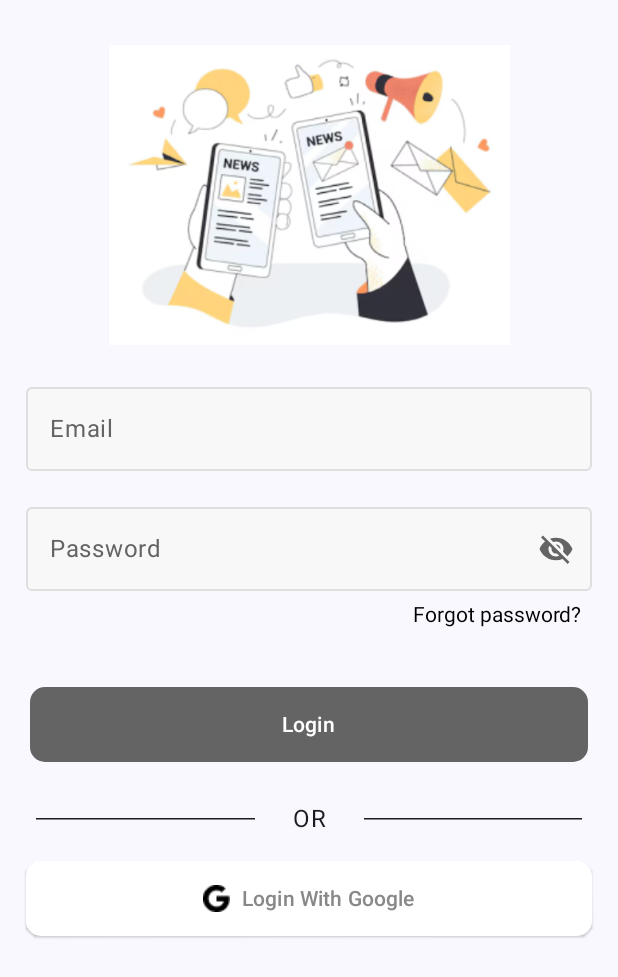
After one commit to winnicode-2024-horizon/android, an Android app built with Jetpack Compose: the composable LoginScreen shown on its own in the app's theme, on a phone screen of 412 x 824 dp. The commit adds this screen. Shown: the top 977 px of the screen. Run offline under Robolectric (Android 15) with nearby library versions, the phone set to English and light mode, and no system bars.

Commit message:
Login Screen

```diff
--- a/app/src/main/java/id/winnicode/horizon/MainActivity.kt
+++ b/app/src/main/java/id/winnicode/horizon/MainActivity.kt
@@ -6,10 +6,10 @@ import androidx.activity.compose.setContent
 import androidx.compose.foundation.layout.fillMaxSize
 import androidx.compose.material3.MaterialTheme
 import androidx.compose.material3.Surface
-import androidx.compose.material3.Text
 import androidx.compose.runtime.Composable
 import androidx.compose.ui.Modifier
 import androidx.compose.ui.tooling.preview.Preview
+import id.winnicode.horizon.ui.screen.login.LoginScreen
 import id.winnicode.horizon.ui.theme.HorizonTheme
 
 class MainActivity : ComponentActivity() {
@@ -22,25 +22,9 @@ class MainActivity : ComponentActivity() {
                     modifier = Modifier.fillMaxSize(),
                     color = MaterialTheme.colorScheme.background
                 ) {
-                    Greeting("Android")
+
                 }
             }
         }
     }
 }
-
-@Composable
-fun Greeting(name: String, modifier: Modifier = Modifier) {
-    Text(
-        text = "Hello $name!",
-        modifier = modifier
-    )
-}
-
-@Preview(showBackground = true)
-@Composable
-fun GreetingPreview() {
-    HorizonTheme {
-        Greeting("Android")
-    }
-}
--- /dev/null
+++ b/app/src/main/java/id/winnicode/horizon/ui/screen/login/LoginScreen.kt
@@ -0,0 +1,307 @@
+package id.winnicode.horizon.ui.screen.login
+
+import android.util.Patterns
+import androidx.compose.foundation.Image
+import androidx.compose.foundation.layout.Arrangement
+import androidx.compose.foundation.layout.Box
+import androidx.compose.foundation.layout.Column
+import androidx.compose.foundation.layout.Row
+import androidx.compose.foundation.layout.Spacer
+import androidx.compose.foundation.layout.fillMaxWidth
+import androidx.compose.foundation.layout.height
+import androidx.compose.foundation.layout.padding
+import androidx.compose.foundation.layout.size
+import androidx.compose.foundation.layout.width
+import androidx.compose.foundation.layout.wrapContentHeight
+import androidx.compose.foundation.layout.wrapContentWidth
+import androidx.compose.foundation.rememberScrollState
+import androidx.compose.foundation.shape.RoundedCornerShape
+import androidx.compose.foundation.text.ClickableText
+import androidx.compose.foundation.text.KeyboardOptions
+import androidx.compose.foundation.verticalScroll
+import androidx.compose.material.icons.Icons
+import androidx.compose.material.icons.filled.Visibility
+import androidx.compose.material.icons.filled.VisibilityOff
+import androidx.compose.material3.AlertDialogDefaults
+import androidx.compose.material3.BasicAlertDialog
+import androidx.compose.material3.Button
+import androidx.compose.material3.ButtonColors
+import androidx.compose.material3.ButtonDefaults
+import androidx.compose.material3.ElevatedButton
+import androidx.compose.material3.ExperimentalMaterial3Api
+import androidx.compose.material3.HorizontalDivider
+import androidx.compose.material3.Icon
+import androidx.compose.material3.IconButton
+import androidx.compose.material3.MaterialTheme
+import androidx.compose.material3.OutlinedTextField
+import androidx.compose.material3.OutlinedTextFieldDefaults
+import androidx.compose.material3.Surface
+import androidx.compose.material3.Text
+import androidx.compose.material3.TextButton
+import androidx.compose.material3.TextFieldColors
+import androidx.compose.runtime.Composable
+import androidx.compose.runtime.MutableState
+import androidx.compose.runtime.getValue
+import androidx.compose.runtime.mutableStateOf
+import androidx.compose.runtime.remember
+import androidx.compose.runtime.saveable.rememberSaveable
+import androidx.compose.runtime.setValue
+import androidx.compose.ui.Alignment
+import androidx.compose.ui.Modifier
+import androidx.compose.ui.graphics.Color
+import androidx.compose.ui.layout.ContentScale
+import androidx.compose.ui.res.painterResource
+import androidx.compose.ui.text.AnnotatedString
+import androidx.compose.ui.text.TextStyle
+import androidx.compose.ui.text.font.FontFamily
+import androidx.compose.ui.text.input.KeyboardType
+import androidx.compose.ui.text.input.PasswordVisualTransformation
+import androidx.compose.ui.text.input.VisualTransformation
+import androidx.compose.ui.text.style.TextAlign
+import androidx.compose.ui.tooling.preview.Preview
+import androidx.compose.ui.unit.dp
+import androidx.compose.ui.unit.sp
+import id.winnicode.horizon.R
+import id.winnicode.horizon.ui.theme.Black
+import id.winnicode.horizon.ui.theme.GreyDark
+import id.winnicode.horizon.ui.theme.GreyLight
+import id.winnicode.horizon.ui.theme.GreyLowDark
+import id.winnicode.horizon.ui.theme.HorizonTheme
+
+
+
+@OptIn(ExperimentalMaterial3Api::class)
+@Composable
+fun LoginScreen (
+    modifier: Modifier = Modifier,
+){
+    val email = rememberSaveable { mutableStateOf("") }
+    val password = rememberSaveable { mutableStateOf("") }
+    val emailIsError = rememberSaveable{ mutableStateOf(true) }
+    val passwordIsError = rememberSaveable { mutableStateOf(true) }
+    val loginDialog = remember { mutableStateOf(false) }
+
+    if (loginDialog.value){
+            BasicAlertDialog(
+                onDismissRequest = {  }
+            ) {
+                Surface(
+                    modifier = modifier
+                        .wrapContentWidth()
+                        .wrapContentHeight(),
+                    shape = MaterialTheme.shapes.large,
+                    tonalElevation = AlertDialogDefaults.TonalElevation
+                ) {
+                    Column(modifier = Modifier.padding(16.dp)) {
+                        Text(
+                            text = "Anda Berhasil Login dengan email ${email.value}. " +
+                                    "Meyiapkan berita untuk Anda....",
+                        )
+                        Spacer(modifier = modifier.height(24.dp))
+                        TextButton(
+                            onClick = { loginDialog.value = false },
+                            modifier = modifier.align(Alignment.End)
+                        ) {
+                            Text("Lanjut", color = Black)
+                        }
+                    }
+                }
+            }
+    }
+
+    LoginContent(
+        email = email,
+        password = password,
+        passwordIsError = passwordIsError,
+        emailIsError = emailIsError,
+        loginDialog = loginDialog,
+    )
+}
+
+@Composable
+fun LoginContent(
+    modifier: Modifier = Modifier,
+    email: MutableState<String>,
+    password : MutableState<String>,
+    emailIsError: MutableState<Boolean>,
+    passwordIsError: MutableState<Boolean>,
+    loginDialog: MutableState<Boolean>
+){
+
+    val scrollState = rememberScrollState()
+
+    Column(
+        modifier = modifier
+            .verticalScroll(scrollState),
+        verticalArrangement = Arrangement.Center,
+        horizontalAlignment = Alignment.CenterHorizontally
+    ) {
+
+        var passwordVisible by rememberSaveable { mutableStateOf(false) }
+        val emailPattern = email.value.isNotEmpty() &&
+                Patterns.EMAIL_ADDRESS.matcher(email.value).matches()
+        val passwordPattern = password.value.length > 7
+
+        Spacer(modifier = modifier.height(30.dp))
+
+        Image(
+            painter = painterResource(id = R.drawable.login),
+            contentDescription = "Login",
+            contentScale = ContentScale.Fit,
+            modifier = modifier
+                .fillMaxWidth()
+                .height(200.dp)
+        )
+
+        Spacer(modifier = modifier.height(20.dp))
+        OutlinedTextField(
+            label = { Text(text = "Email") },
+            value = email.value,
+            colors = outlinedTextFieldColors,
+            onValueChange = {
+                email.value = it
+                emailIsError.value = emailPattern },
+            isError = !emailIsError.value,
+            maxLines = 1,
+            modifier = modifier
+                .width(377.dp)
+        )
+
+        Spacer(modifier = modifier.height(16.dp))
+        OutlinedTextField(
+            label = { Text(text = "Password") },
+            value = password.value,
+            colors = outlinedTextFieldColors,
+            visualTransformation =
+            if (passwordVisible) VisualTransformation.None
+            else PasswordVisualTransformation(),
+            keyboardOptions = KeyboardOptions(
+                keyboardType = KeyboardType.Password
+            ),
+            onValueChange = { password.value = it
+                            passwordIsError.value = passwordPattern},
+            isError = !passwordIsError.value,
+            maxLines = 1,
+            trailingIcon = {
+                val image = if (passwordVisible)
+                    Icons.Filled.Visibility
+                else Icons.Filled.VisibilityOff
+
+                val description = if (passwordVisible) "Hide password" else "Show password"
+
+                IconButton(onClick = {passwordVisible = !passwordVisible}){
+                    Icon(imageVector  = image, description)
+                }
+            },
+            modifier = modifier
+                .width(377.dp)
+            )
+
+        ClickableText(
+            text = AnnotatedString("Forgot password?"),
+            onClick = { },
+            style = TextStyle(
+                fontSize = 14.sp,
+                fontFamily = FontFamily.Default
+            ),
+            modifier = modifier
+                .align(Alignment.End)
+                .padding(top = 8.dp, end = 24.dp)
+        )
+
+
+        Spacer(modifier = modifier.height(20.dp))
+        Box(modifier = modifier.padding(20.dp)) {
+            Button(
+                onClick = { loginDialog.value = true },
+                shape = RoundedCornerShape(10.dp),
+                colors = ButtonColors(
+                    containerColor = Black,
+                    contentColor = Color.White,
+                    disabledContainerColor = GreyDark,
+                    disabledContentColor = Color.White
+                ),
+                enabled = emailPattern && passwordPattern && passwordIsError.value,
+                modifier = modifier
+                    .height(50.dp)
+                    .width(377.dp)
+            ) {
+                Text(text = "Login")
+            }
+        }
+        Spacer(modifier = modifier.height(6.dp))
+        Row (modifier = modifier.padding(24.dp, 0.dp, 24.dp, 0.dp)){
+
+            HorizontalDivider(
+                color = Black,
+                modifier = modifier
+                    .weight(2f)
+                    .height(1.dp)
+                    .align(Alignment.CenterVertically)
+
+            )
+            Text(text = "OR", modifier
+                .weight(1f),
+                textAlign = TextAlign.Center)
+            HorizontalDivider(
+                color = Black,
+                modifier = modifier
+                    .weight(2f)
+                    .height(1.dp)
+                    .align(Alignment.CenterVertically)
+            )
+        }
+        Spacer(modifier = modifier.height(16.dp))
+            ElevatedButton(
+                onClick = { },
+                shape = RoundedCornerShape(10.dp),
+                modifier = modifier
+                    .height(50.dp)
+                    .width(377.dp),
+                colors = ButtonDefaults.buttonColors(
+                    containerColor = Color.White,
+                    contentColor = Black
+                )
+            ) {
+                Icon(
+                    painterResource(id = R.drawable.google),
+                    contentDescription = "google",
+                    modifier.size(ButtonDefaults.IconSize),
+                    tint = Color.Black
+                )
+                Spacer(modifier = modifier.size(ButtonDefaults.IconSpacing))
+                Text(
+                    text = "Login With Google",
+                    color = Color.Gray
+                )
+        }
+
+        Spacer(modifier = modifier.height(20.dp))
+    }
+
+
+}
+
+@Preview(showBackground = true)
+@Composable
+fun LoginPreview() {
+    HorizonTheme {
+        LoginScreen()
+    }
+}
+
+
+
+private val outlinedTextFieldColors: TextFieldColors
+    @Composable
+    get() = OutlinedTextFieldDefaults.colors(
+        focusedContainerColor = GreyLight,
+        unfocusedContainerColor = GreyLight,
+        cursorColor = GreyDark,
+        focusedLabelColor = GreyDark,
+        unfocusedLabelColor = GreyDark,
+        focusedTrailingIconColor = GreyDark,
+        unfocusedTrailingIconColor = GreyDark,
+        focusedBorderColor = GreyLowDark,
+        unfocusedBorderColor = GreyLowDark,
+    )
--- a/app/src/main/java/id/winnicode/horizon/ui/theme/Color.kt
+++ b/app/src/main/java/id/winnicode/horizon/ui/theme/Color.kt
@@ -9,3 +9,10 @@ val Pink80 = Color(0xFFEFB8C8)
 val Purple40 = Color(0xFF6650a4)
 val PurpleGrey40 = Color(0xFF625b71)
 val Pink40 = Color(0xFF7D5260)
+
+val GreyLight = Color(0xFFF8F8F8)
+val GreyLowDark = Color(0xFFDEDEDE)
+val GreyDark = Color(0xFF646464)
+
+val White = Color(0xFFFFFFFF)
+val Black = Color(0xFF1C1B1F)
--- a/app/src/main/java/id/winnicode/horizon/ui/theme/Theme.kt
+++ b/app/src/main/java/id/winnicode/horizon/ui/theme/Theme.kt
@@ -16,14 +16,15 @@ import androidx.compose.ui.platform.LocalView
 import androidx.core.view.WindowCompat
 
 private val DarkColorScheme = darkColorScheme(
-    primary = Purple80,
-    secondary = PurpleGrey80,
+    primary = Black,
+    secondary = White,
     tertiary = Pink80
 )
 
 private val LightColorScheme = lightColorScheme(
-    primary = Purple40,
-    secondary = PurpleGrey40,
+    primary = White,
+    secondary = Black,
+    background = White,
     tertiary = Pink40
 
     /* Other default colors to override
```
Also changed, not shown: app/build.gradle.kts (+5 -2 lines), app/src/main/res/drawable/google.png (added), app/src/main/res/drawable/login.png (added).
